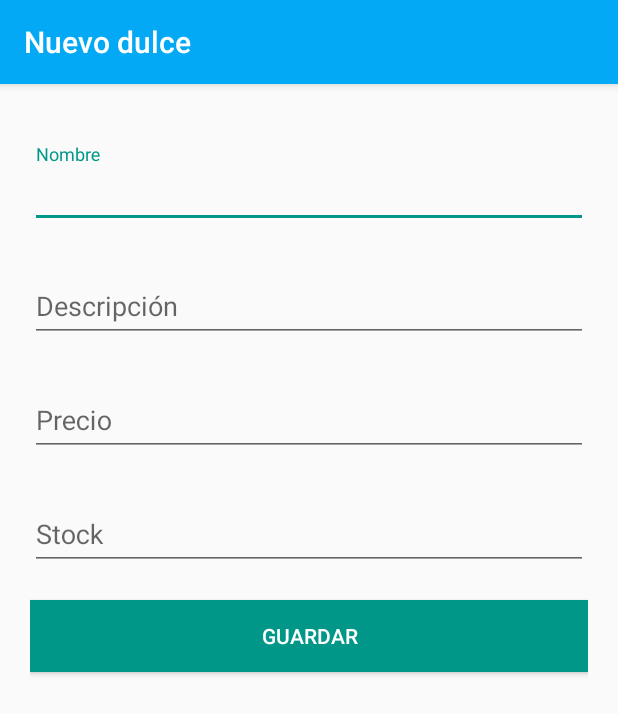
After one commit to leonardlib/CandyStore, an Android app: the NewCandyActivity screen opened directly, with no data from a screen before it, on a phone screen of 412 x 824 dp. The commit adds this screen. Shown: the top 714 px of the screen. Run offline under Robolectric (Android 15) with nearby library versions, the phone set to English and light mode, and no system bars.

Commit message:
Create new candy

```diff
--- a/app/build.gradle
+++ b/app/build.gradle
@@ -27,9 +27,14 @@ dependencies {
     implementation "org.jetbrains.kotlin:kotlin-stdlib-jdk7:$kotlin_version"
     implementation 'com.android.support:appcompat-v7:28.0.0'
     implementation 'com.android.support.constraint:constraint-layout:1.1.3'
+    implementation 'com.android.support:support-v4:28.0.0'
     testImplementation 'junit:junit:4.12'
     androidTestImplementation 'com.android.support.test:runner:1.0.2'
     androidTestImplementation 'com.android.support.test.espresso:espresso-core:3.0.2'
+
+    implementation "android.arch.navigation:navigation-fragment:1.0.0-alpha07"
+    implementation "android.arch.navigation:navigation-ui:1.0.0-alpha07"
+
     implementation 'com.google.firebase:firebase-core:16.0.5'
     implementation 'com.google.firebase:firebase-database:16.0.5'
     implementation 'com.google.firebase:firebase-auth:16.0.5'
--- a/app/src/main/AndroidManifest.xml
+++ b/app/src/main/AndroidManifest.xml
@@ -16,7 +16,11 @@
                 <category android:name="android.intent.category.LAUNCHER"/>
             </intent-filter>
         </activity>
-        <activity android:name=".AuthenticationActivity">
+        <activity android:name=".views.admin.AdminActivity">
+        </activity>
+        <activity android:name=".views.candy.NewCandyActivity">
+        </activity>
+        <activity android:name=".views.candy.CandyListActivity">
         </activity>
     </application>
 
--- /dev/null
+++ b/app/src/main/java/com/leonardolirabecerra/candystore/views/candy/NewCandyActivity.kt
@@ -0,0 +1,64 @@
+package com.leonardolirabecerra.candystore.views.candy
+
+import android.support.v7.app.AppCompatActivity
+import android.os.Bundle
+import android.util.Log
+import android.widget.Button
+import android.widget.EditText
+import android.widget.Toast
+import com.leonardolirabecerra.candystore.R
+import com.leonardolirabecerra.candystore.models.Candy
+import com.leonardolirabecerra.candystore.services.CandyService
+
+class NewCandyActivity : AppCompatActivity() {
+    private var nameInput: EditText? = null
+    private var descriptionInput: EditText? = null
+    private var priceInput: EditText? = null
+    private var stockInput: EditText? = null
+
+    override fun onCreate(savedInstanceState: Bundle?) {
+        super.onCreate(savedInstanceState)
+        setContentView(R.layout.activity_new_candy)
+        title = "Nuevo dulce"
+
+        val saveButton = findViewById<Button>(R.id.saveButton)
+        nameInput = findViewById(R.id.nameInput)
+        descriptionInput = findViewById(R.id.descriptionInput)
+        priceInput = findViewById(R.id.priceInput)
+        stockInput = findViewById(R.id.stockInput)
+
+        saveButton.setOnClickListener {
+            if (checkFillData()) {
+                Log.i("tag", "Si pasó")
+                saveNewCandy()
+            } else {
+                Toast.makeText(this, "Completa la información", Toast.LENGTH_LONG).show()
+            }
+        }
+    }
+
+    private fun checkFillData(): Boolean {
+        return (
+            nameInput!!.text.toString().trim().isNotEmpty()
+            && descriptionInput!!.text.toString().trim().isNotEmpty()
+            && priceInput!!.text.toString().trim().isNotEmpty()
+            && stockInput!!.text.toString().trim().isNotEmpty()
+        )
+    }
+
+    private fun saveNewCandy() {
+        val candy = Candy()
+        val candyService = CandyService()
+
+        candy.name = nameInput!!.text.toString()
+        candy.description = descriptionInput!!.text.toString()
+        candy.price = priceInput!!.text.toString().toDouble()
+        candy.stock = stockInput!!.text.toString().toInt()
+
+        candyService.create(candy).addOnSuccessListener {
+            Toast.makeText(this, "Se ha guardado el dulce", Toast.LENGTH_SHORT).show()
+        }.addOnFailureListener {
+            Toast.makeText(this, "Error al guardar el dulce, intenta de nuevo", Toast.LENGTH_LONG).show()
+        }
+    }
+}
--- /dev/null
+++ b/app/src/main/res/drawable/ic_add_black_24dp.xml
@@ -0,0 +1,5 @@
+<vector android:height="24dp" android:tint="#FFFFFF"
+    android:viewportHeight="24.0" android:viewportWidth="24.0"
+    android:width="24dp" xmlns:android="http://schemas.android.com/apk/res/android">
+    <path android:fillColor="#FF000000" android:pathData="M19,13h-6v6h-2v-6H5v-2h6V5h2v6h6v2z"/>
+</vector>
--- /dev/null
+++ b/app/src/main/res/drawable/ic_schedule_black_24dp.xml
@@ -0,0 +1,5 @@
+<vector android:height="24dp" android:tint="#FFFFFF"
+    android:viewportHeight="24.0" android:viewportWidth="24.0"
+    android:width="24dp" xmlns:android="http://schemas.android.com/apk/res/android">
+    <path android:fillColor="#FF000000" android:pathData="M11.99,2C6.47,2 2,6.48 2,12s4.47,10 9.99,10C17.52,22 22,17.52 22,12S17.52,2 11.99,2zM12,20c-4.42,0 -8,-3.58 -8,-8s3.58,-8 8,-8 8,3.58 8,8 -3.58,8 -8,8zM12.5,7L11,7v6l5.25,3.15 0.75,-1.23 -4.5,-2.67z"/>
+</vector>
--- /dev/null
+++ b/app/src/main/res/layout/activity_new_candy.xml
@@ -0,0 +1,92 @@
+<?xml version="1.0" encoding="utf-8"?>
+<android.support.constraint.ConstraintLayout
+        xmlns:android="http://schemas.android.com/apk/res/android"
+        xmlns:tools="http://schemas.android.com/tools"
+        xmlns:app="http://schemas.android.com/apk/res-auto"
+        android:layout_width="match_parent"
+        android:layout_height="match_parent"
+        tools:context=".views.candy.NewCandyActivity">
+
+    <LinearLayout
+            android:orientation="vertical"
+            android:layout_width="match_parent"
+            android:layout_height="match_parent"
+            android:padding="20dp"
+            tools:layout_editor_absoluteY="8dp"
+            tools:layout_editor_absoluteX="8dp">
+
+        <android.support.design.widget.TextInputLayout
+            android:layout_width="match_parent"
+            android:layout_height="wrap_content"
+            android:layout_marginTop="20dp">
+
+            <android.support.design.widget.TextInputEditText
+                    android:layout_width="match_parent"
+                    android:layout_height="wrap_content"
+                    android:inputType="text"
+                    android:ems="10"
+                    android:id="@+id/nameInput"
+                    android:hint="@string/name_label"
+            />
+
+        </android.support.design.widget.TextInputLayout>
+
+        <android.support.design.widget.TextInputLayout
+                android:layout_width="match_parent"
+                android:layout_height="wrap_content"
+                android:layout_marginTop="20dp">
+
+            <android.support.design.widget.TextInputEditText
+                    android:layout_width="match_parent"
+                    android:layout_height="wrap_content"
+                    android:inputType="text"
+                    android:ems="10"
+                    android:id="@+id/descriptionInput"
+                    android:hint="@string/description_label"
+            />
+
+        </android.support.design.widget.TextInputLayout>
+
+        <android.support.design.widget.TextInputLayout
+                android:layout_width="match_parent"
+                android:layout_height="wrap_content"
+                android:layout_marginTop="20dp">
+
+            <android.support.design.widget.TextInputEditText
+                    android:layout_width="match_parent"
+                    android:layout_height="wrap_content"
+                    android:inputType="numberDecimal"
+                    android:ems="10"
+                    android:id="@+id/priceInput"
+                    android:hint="@string/price_label"
+            />
+
+        </android.support.design.widget.TextInputLayout>
+
+        <android.support.design.widget.TextInputLayout
+                android:layout_width="match_parent"
+                android:layout_height="wrap_content"
+                android:layout_marginTop="20dp">
+
+            <android.support.design.widget.TextInputEditText
+                    android:layout_width="match_parent"
+                    android:layout_height="wrap_content"
+                    android:inputType="number"
+                    android:ems="10"
+                    android:id="@+id/stockInput"
+                    android:hint="@string/stock_label"
+            />
+
+        </android.support.design.widget.TextInputLayout>
+
+        <Button
+                android:text="@string/save_label"
+                android:layout_marginTop="20dp"
+                android:background="@color/colorAccent"
+                android:textColor="@color/colorWhite"
+                android:layout_width="match_parent"
+                android:layout_height="wrap_content"
+                android:id="@+id/saveButton"/>
+
+    </LinearLayout>
+</android.support.constraint.ConstraintLayout>
--- a/app/src/main/res/values/colors.xml
+++ b/app/src/main/res/values/colors.xml
@@ -1,6 +1,10 @@
 <?xml version="1.0" encoding="utf-8"?>
 <resources>
-    <color name="colorPrimary">#008577</color>
-    <color name="colorPrimaryDark">#00574B</color>
-    <color name="colorAccent">#D81B60</color>
+    <color name="colorPrimary">#03a9f4</color>
+    <color name="colorPrimaryDark">#0277bd</color>
+    <color name="colorAccent">#009688</color>
+    <color name="colorWhite">#FFFFFF</color>
+    <color name="colorBlack">#000000</color>
+    <color name="colorLightGray">#e0e0e0</color>
+    <color name="colorGray">#bdbdbd</color>
 </resources>
--- a/app/src/main/res/values/strings.xml
+++ b/app/src/main/res/values/strings.xml
@@ -1,5 +1,14 @@
 <resources>
     <string name="app_name">Candy Store</string>
+
+    <string name="login_label">Iniciar sesión</string>
+    <string name="logout_label">Cerrar sesión</string>
+    <string name="candies_label">Dulces</string>
+    <string name="name_label">Nombre</string>
+    <string name="description_label">Descripción</string>
+    <string name="price_label">Precio</string>
+    <string name="stock_label">Stock</string>
+    <string name="save_label">Guardar</string>
 
     <!-- Facebook application ID and custom URL scheme (app ID prefixed by 'fb'). -->
     <string name="facebook_application_id" translatable="false">759689294366130</string>
```
Also changed, not shown: app/src/main/java/com/leonardolirabecerra/candystore/AuthenticationActivity.kt (deleted, +0 -40 lines), app/src/main/java/com/leonardolirabecerra/candystore/MainActivity.kt (+68 -25 lines), app/src/main/java/com/leonardolirabecerra/candystore/views/admin/AdminActivity.kt (added, +42 -0 lines), app/src/main/java/com/leonardolirabecerra/candystore/views/candy/CandyListActivity.kt (added, +23 -0 lines), app/src/main/res/drawable/ic_lollipop.xml (added, +7 -0 lines), app/src/main/res/layout/activity_admin.xml (added, +56 -0 lines), app/src/main/res/layout/activity_authentication.xml (deleted, +0 -10 lines), app/src/main/res/layout/activity_candy_list.xml (added, +27 -0 lines), app/src/main/res/layout/activity_main.xml (+7 -12 lines).
